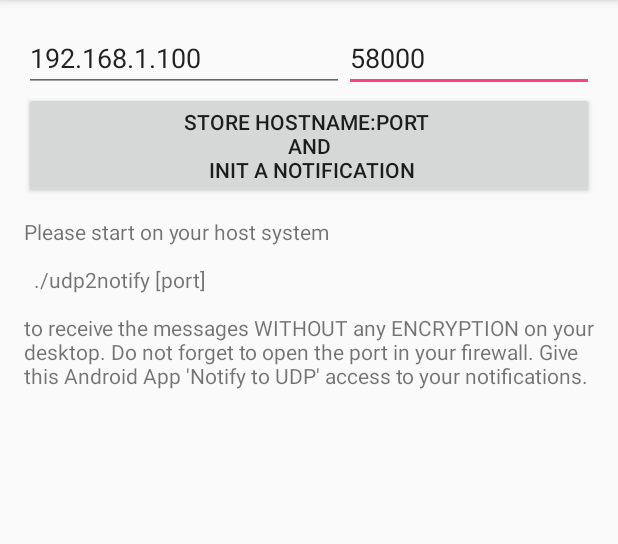
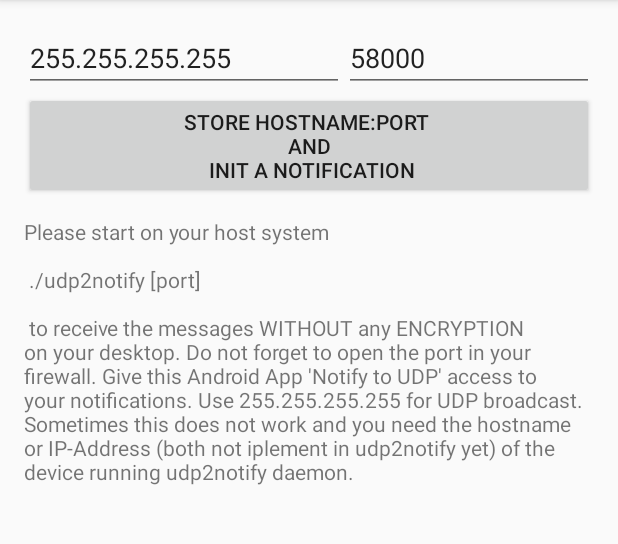
Before and after one commit to no-go/Notify2UDP, an Android app: the screen it shows after launch (MainActivity), on a phone screen of 412 x 824 dp, the part 84-628 px from its top. Run offline under Robolectric (Android 15) with nearby library versions, the phone set to English and light mode, and no system bars.

Commit message:
now, only udp broadcast works. focus is set to button and not to port at application start. bigger description added. better readme added.

```diff
--- a/app/src/main/java/click/dummer/notiviewer/MainActivity.java
+++ b/app/src/main/java/click/dummer/notiviewer/MainActivity.java
@@ -44,9 +44,9 @@ public class MainActivity extends AppCompatActivity {
         String host = "";
         String port = "";
         if (mPreferences.contains("hostname")) {
-            host = mPreferences.getString("hostname", "192.168.1.100");
+            host = mPreferences.getString("hostname", "255.255.255.255");
         }
-        hostName.setText(host.equals("") ? "192.168.1.100" : host);
+        hostName.setText(host.equals("") ? "255.255.255.255" : host);
         if (mPreferences.contains("port")) {
             port = mPreferences.getString("port", "58000");
         }
--- a/app/src/main/res/layout/activity_main.xml
+++ b/app/src/main/res/layout/activity_main.xml
@@ -33,6 +33,8 @@
         android:hint="hostname or IP" />
 
     <Button
+        android:focusable="true"
+        android:focusableInTouchMode="true"
         android:layout_width="wrap_content"
         android:layout_height="wrap_content"
         android:text="store hostname:port \nand\n init a Notification"
@@ -41,6 +43,7 @@
         android:layout_below="@+id/hostEdit"
         android:layout_alignParentStart="true"
         android:layout_alignParentEnd="true" >
+        <requestFocus />
     </Button>
 
     <ScrollView
@@ -58,10 +61,8 @@
             <TextView
                 android:layout_width="match_parent"
                 android:layout_height="wrap_content"
-                android:text="Please start on your host system\n\n  ./udp2notify [port]\n\nto receive the messages WITHOUT any ENCRYPTION on your desktop. Do not forget to open the port in your firewall. Give this Android App 'Notify to UDP' access to your notifications."
+                android:text="@string/howto"
                 android:id="@+id/textView"
-                android:layout_alignParentStart="true"
-                android:layout_alignParentBottom="true"
                 android:textAlignment="gravity"
                 android:gravity="bottom"
                 android:scrollbarAlwaysDrawHorizontalTrack="false"
--- a/app/src/main/res/values/strings.xml
+++ b/app/src/main/res/values/strings.xml
@@ -1,3 +1,9 @@
 <resources>
     <string name="app_name">Notify to UDP</string>
+    <string name="howto">Please start on your host system\n\n ./udp2notify [port]\n\n
+        to receive the messages WITHOUT any ENCRYPTION on your desktop. Do not forget to
+        open the port in your firewall. Give this Android App \'Notify to UDP\' access to
+        your notifications. Use 255.255.255.255 for UDP broadcast. Sometimes this does
+        not work and you need the hostname or IP-Address (both not iplement in udp2notify yet)
+        of the device running udp2notify daemon.</string>
 </resources>
```
Also changed, not shown: 7 other files.
